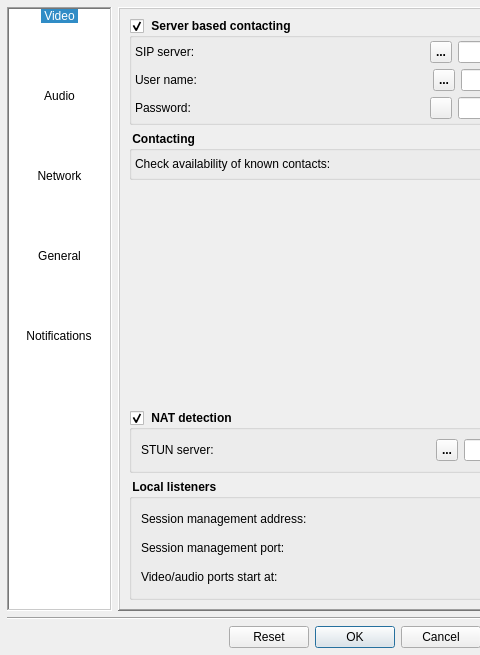
First picture: the form in Homer/forms/Dialogs/ConfigurationDialog.ui, repository Homer-Conferencing/Homer-Conferencing, before the edit; both pictures show x 0 to 480 and y 0 to 655 of the 710 by 655 pixel window.
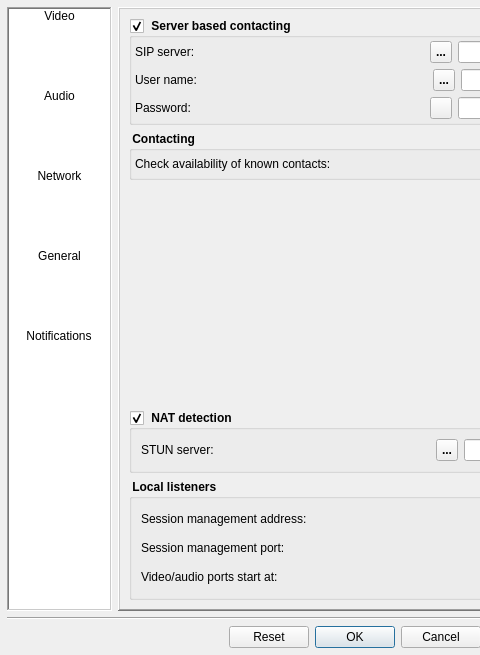
Second picture: the form after the edit. The open tabs and pages were chosen to show the change. Icons and pictures are not drawn.

Commit message: - fixed GUI font size

Diff of the .ui file:
```diff
--- a/Homer/forms/Dialogs/ConfigurationDialog.ui
+++ b/Homer/forms/Dialogs/ConfigurationDialog.ui
@@ -86,17 +86,12 @@
         <bool>true</bool>
        </property>
        <property name="currentRow">
-        <number>0</number>
+        <number>-1</number>
        </property>
        <item>
         <property name="text">
          <string>Video</string>
         </property>
-        <property name="font">
-         <font>
-          <pointsize>9</pointsize>
-         </font>
-        </property>
         <property name="textAlignment">
          <set>AlignHCenter|AlignVCenter|AlignCenter</set>
         </property>
@@ -109,11 +104,6 @@
         <property name="text">
          <string>Audio</string>
         </property>
-        <property name="font">
-         <font>
-          <pointsize>9</pointsize>
-         </font>
-        </property>
         <property name="textAlignment">
          <set>AlignHCenter|AlignVCenter|AlignCenter</set>
         </property>
@@ -126,11 +116,6 @@
         <property name="text">
          <string>Network</string>
         </property>
-        <property name="font">
-         <font>
-          <pointsize>9</pointsize>
-         </font>
-        </property>
         <property name="textAlignment">
          <set>AlignHCenter|AlignVCenter|AlignCenter</set>
         </property>
@@ -143,11 +128,6 @@
         <property name="text">
          <string>General</string>
         </property>
-        <property name="font">
-         <font>
-          <pointsize>9</pointsize>
-         </font>
-        </property>
         <property name="textAlignment">
          <set>AlignHCenter|AlignVCenter|AlignCenter</set>
         </property>
@@ -160,11 +140,6 @@
         <property name="text">
          <string>Notifications</string>
         </property>
-        <property name="font">
-         <font>
-          <pointsize>9</pointsize>
-         </font>
-        </property>
         <property name="textAlignment">
          <set>AlignHCenter|AlignVCenter|AlignCenter</set>
         </property>
```
Left out of the diff: 1 changed line with no effect on the pictures.
